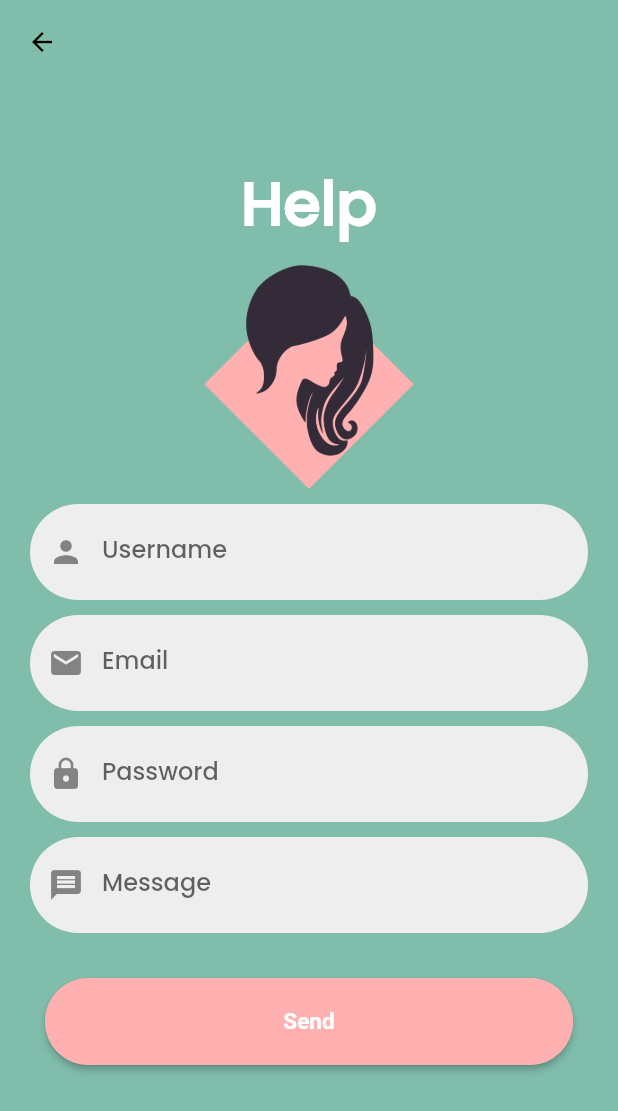
After one commit to hakasaputri/Tubes_salon, a Flutter app: the HelpForm screen opened by its route, on a phone screen of 412 x 824 dp. The commit adds this screen. Shown: the top 1111 px of the screen. Run offline on Flutter 3.47's test engine with Material 2 defaults, Android fonts, the phone set to English and light mode, and no system bars; our stand-ins replace shared_preferences, sqflite, toast; accounts and stored records are empty.

Commit message:
help commit

```diff
--- /dev/null
+++ b/lib/Database/DatabaseHandler/DbHelp.dart
@@ -0,0 +1,49 @@
+import 'package:tubes_provis/Database/Model/HelpModel.dart';
+import 'package:path_provider/path_provider.dart';
+import 'package:sqflite/sqflite.dart';
+import 'package:path/path.dart';
+import 'dart:io' as io;
+import 'dart:async';
+
+class DbHelp {
+  static Database? _db;
+
+  static const String DB_Name = 'test.db';
+  static const String Table_Help = 'help';
+  static const int Version = 1;
+
+  static const String C_HelpID = 'user_id';
+  static const String C_UserName = 'user_name';
+  static const String C_Email = 'email';
+  static const String C_Password = 'password';
+  static const String C_Message = 'message';
+
+  Future<Database> get db async =>
+      _db ??= await initDb();
+
+  initDb() async {
+    io.Directory documentsDirectory = await getApplicationDocumentsDirectory();
+    String path = join(documentsDirectory.path, DB_Name);
+    var db = await openDatabase(path, version: Version, onCreate: _onCreate);
+    return db;
+  }
+
+  // CREATE TABLE
+  _onCreate(Database db, int intVersion) async {
+    await db.execute("CREATE TABLE $Table_Help ("
+        " $C_HelpID TEXT, "
+        " $C_UserName TEXT, "
+        " $C_Email TEXT,"
+        " $C_Password TEXT, "
+        " $C_Message TEXT, "
+        " PRIMARY KEY ($C_HelpID)"
+        ")");
+  }
+
+  // SIMPAN DATA TABEL
+  Future<int> saveData(HelpModel help) async {
+    var dbClient = await db;
+    var res = await dbClient.insert(Table_Help, help.toMap());
+    return res;
+  }
+}
--- /dev/null
+++ b/lib/Database/Model/HelpModel.dart
@@ -0,0 +1,28 @@
+class HelpModel {
+  String? help_id;
+  String? user_name;
+  String? email;
+  String? password;
+  String? message;
+
+  HelpModel(this.help_id, this.user_name, this.email, this.password, this.message);
+
+  Map<String, dynamic> toMap() {
+    var map = <String, dynamic>{
+      'help_id': help_id,
+      'user_name': user_name,
+      'email': email,
+      'password': password,
+      'message': message,
+    };
+    return map;
+  }
+
+  HelpModel.fromMap(Map<String, dynamic> map) {
+    help_id = map['help_id'];
+    user_name = map['user_name'];
+    email = map['email'];
+    password = map['password'];
+    message = map['message'];
+  }
+}
--- /dev/null
+++ b/lib/Pages/Help/HelpForm.dart
@@ -0,0 +1,143 @@
+import 'package:flutter/material.dart';
+import 'package:tubes_provis/Database/Comm/comHelper.dart';
+import 'package:tubes_provis/Database/Comm/genLoginSignupHeader.dart';
+import 'package:tubes_provis/Database/Comm/genTextFormField.dart';
+import 'package:tubes_provis/Database/DatabaseHandler/DbHelp.dart';
+import 'package:tubes_provis/Database/Model/HelpModel.dart';
+import 'package:tubes_provis/Pages/Help/HelpForm.dart';
+import 'package:shared_preferences/shared_preferences.dart';
+import 'package:tubes_provis/utils.dart';
+import 'package:flutter/gestures.dart';
+
+class HelpForm extends StatefulWidget {
+  @override
+  _HelpFormState createState() => _HelpFormState();
+}
+
+class _HelpFormState extends State<HelpForm> {
+  Future<SharedPreferences> _pref = SharedPreferences.getInstance();
+  final _formKey = new GlobalKey<FormState>();
+
+  final _conUsername = TextEditingController();
+  final _conEmail = TextEditingController();
+  final _conPassword = TextEditingController();
+  final _conMessage = TextEditingController();
+  var dbHelp;
+
+  @override
+  void initState() {
+    super.initState();
+    dbHelp = DbHelp();
+  }
+
+  help() async {
+    String username = _conUsername.text;
+    String email = _conEmail.text;
+    String password = _conPassword.text;
+    String message = _conMessage.text;
+
+    if (username.isEmpty) {
+      alertDialog(context, "Please Enter Username");
+    } else if (email.isEmpty) {
+      alertDialog(context, "Please Enter Email");
+    } else if (password.isEmpty) {
+      alertDialog(context, "Please Enter Password");
+    } else if (message.isEmpty) {
+      alertDialog(context, "Please Enter Message");
+    } else {
+      await dbHelp._onCreate();
+      await dbHelp.saveData(HelpModel, help);
+    }
+  }
+
+  Future setSP(HelpModel help) async {
+    final SharedPreferences sp = await _pref;
+    sp.setString("help_id", help.help_id);
+    sp.setString("username", help.user_name);
+    sp.setString("email", help.email);
+    sp.setString("password", help.password);
+    sp.setString("message", help.message);
+  }
+
+  @override
+  Widget build(BuildContext context) {
+    return Scaffold(
+      backgroundColor: Hijau,
+      appBar: AppBar(
+        elevation: 0,
+        brightness: Brightness.light,
+        backgroundColor: Hijau,
+        leading: IconButton(
+          onPressed: () {
+            Navigator.pop(context);
+          },
+          icon: Icon(Icons.arrow_back,
+            size: 20,
+            color: Colors.black,),
+        ),
+      ),
+      body: SingleChildScrollView(
+        scrollDirection: Axis.vertical,
+        child: Container(
+          child: Center(
+            child: Column(
+              mainAxisAlignment: MainAxisAlignment.center,
+              children: [
+                genLoginSignupHeader('Help'),
+                getTextFormField(
+                    controller: _conUsername,
+                    icon: Icons.person,
+                    hintName: 'Username'
+                ),
+                SizedBox(height: 10.0),
+                getTextFormField(
+                  controller: _conEmail,
+                  icon: Icons.email,
+                  hintName: 'Email',
+                  isObscureText: true,
+                ),
+                SizedBox(height: 10.0),
+                getTextFormField(
+                  controller: _conPassword,
+                  icon: Icons.lock,
+                  hintName: 'Password',
+                  isObscureText: true,
+                ),
+                SizedBox(height: 10.0),
+                getTextFormField(
+                  controller: _conMessage,
+                  icon: Icons.message,
+                  hintName: 'Message',
+                  isObscureText: true,
+                ),
+                Container(
+                  margin: EdgeInsets.all(30.0),
+                  width: double.infinity,
+                  child: ElevatedButton(
+                    child: Text(
+                      'Send',
+                      style: TextStyle(color: Colors.white),
+                    ),
+                    onPressed: help,
+                    style: ElevatedButton.styleFrom(
+                        side: BorderSide(
+                            width: 1.0,
+                            color: Pink
+                        ),
+                        backgroundColor: Pink,
+                        textStyle: const TextStyle(fontSize: 15, fontWeight: FontWeight.bold),
+                        padding: const EdgeInsets.symmetric(horizontal: 50, vertical: 20),
+                        shape: RoundedRectangleBorder(
+                            borderRadius: BorderRadius.circular(39.0)
+                        )
+                    ),
+                  ),
+                ),
+              ],
+            ),
+          ),
+        ),
+      ),
+    );
+  }
+}
--- a/lib/Pages/LoginRegister/Get_started.dart
+++ b/lib/Pages/LoginRegister/Get_started.dart
@@ -85,7 +85,7 @@ class _LoginFormState extends State{
                     ),
                   ),
             ),
-             onTap: (){Navigator.of(context).pushNamed("/login");}
+            onTap: (){Navigator.of(context).pushNamed("/login");}
           ),
           ],
         ),
--- a/lib/Pages/LoginRegister/HomeForm.dart
+++ b/lib/Pages/LoginRegister/HomeForm.dart
@@ -72,23 +72,6 @@ class _HomeFormState extends State<HomeForm> {
     }
   }
 
-  // delete() async {
-  //   String delUserID = _conDelUserId.text;
-  //
-  //   await dbHelper!.deleteUser(delUserID).then((value) {
-  //     if (value == 1) {
-  //       alertDialog(context, "Successfully Deleted");
-  //
-  //       updateSP(null, false).whenComplete(() {
-  //         Navigator.pushAndRemoveUntil(
-  //             context,
-  //             MaterialPageRoute(builder: (_) => LoginForm()),
-  //             (Route<dynamic> route) => false);
-  //       });
-  //     }
-  //   });
-  // }
-
   Future updateSP(UserModel user, bool add) async {
     final SharedPreferences sp = await _pref;
 
@@ -162,30 +145,12 @@ class _HomeFormState extends State<HomeForm> {
                     ),
                   ),
 
-                  //Delete
-
                   getTextFormField(
                       controller: _conDelUserId,
                       isEnable: false,
                       icon: Icons.person,
                       hintName: 'User ID'),
                   SizedBox(height: 10.0),
-                  SizedBox(height: 10.0),
-                  // Container(
-                  //   margin: EdgeInsets.all(30.0),
-                  //   width: double.infinity,
-                  //   child: ElevatedButton(
-                  //     child: Text(
-                  //       'Delete',
-                  //       style: TextStyle(color: Colors.white),
-                  //     ),
-                  //     onPressed: delete,
-                  //   ),
-                  //   decoration: BoxDecoration(
-                  //     color: Colors.blue,
-                  //     borderRadius: BorderRadius.circular(30.0),
-                  //   ),
-                  // ),
                 ],
               ),
             ),
--- a/lib/main.dart
+++ b/lib/main.dart
@@ -3,10 +3,9 @@ import 'package:flutter/material.dart';
 import 'package:tubes_provis/Pages/LoginRegister/LoginForm.dart';
 import 'package:tubes_provis/Pages/LoginRegister/SignupForm.dart';
 import 'package:tubes_provis/Pages/LoginRegister/Logo.dart';
+import 'package:tubes_provis/Pages/Help/HelpForm.dart';
 import 'package:tubes_provis/utils.dart';
 import 'package:tubes_provis/Pages/LoginRegister/Get_started.dart';
-
-
 
 void main() {
   runApp(const MyApp());
@@ -14,8 +13,6 @@ void main() {
 
 class MyApp extends StatelessWidget {
   const MyApp({super.key});
-
-  // This widget is the root of your application.
   @override
   Widget build(BuildContext context) {
     return MaterialApp(
@@ -33,29 +30,21 @@ class MyApp extends StatelessWidget {
           '/login' : (contex) => LoginForm(),
           '/get_started' : (contex) => Get_started(),
           '/' : (contex) => Logo(),
-
+          '/help' : (contex) => HelpForm(),
         },
     );
   }
 }
 
 class MyHomePage extends StatefulWidget {
-
   @override
   State<MyHomePage> createState() => _MyHomePageState();
 }
 
 class _MyHomePageState extends State<MyHomePage> {
-
-
   @override
   Widget build(BuildContext context) {
-
     return Scaffold(
-      // appBar: AppBar(
-      //
-      //   title: Text(widget.title),
-      // ),
       body: LoginForm()
     );
   }
```
Also changed, not shown: 1 other file.
